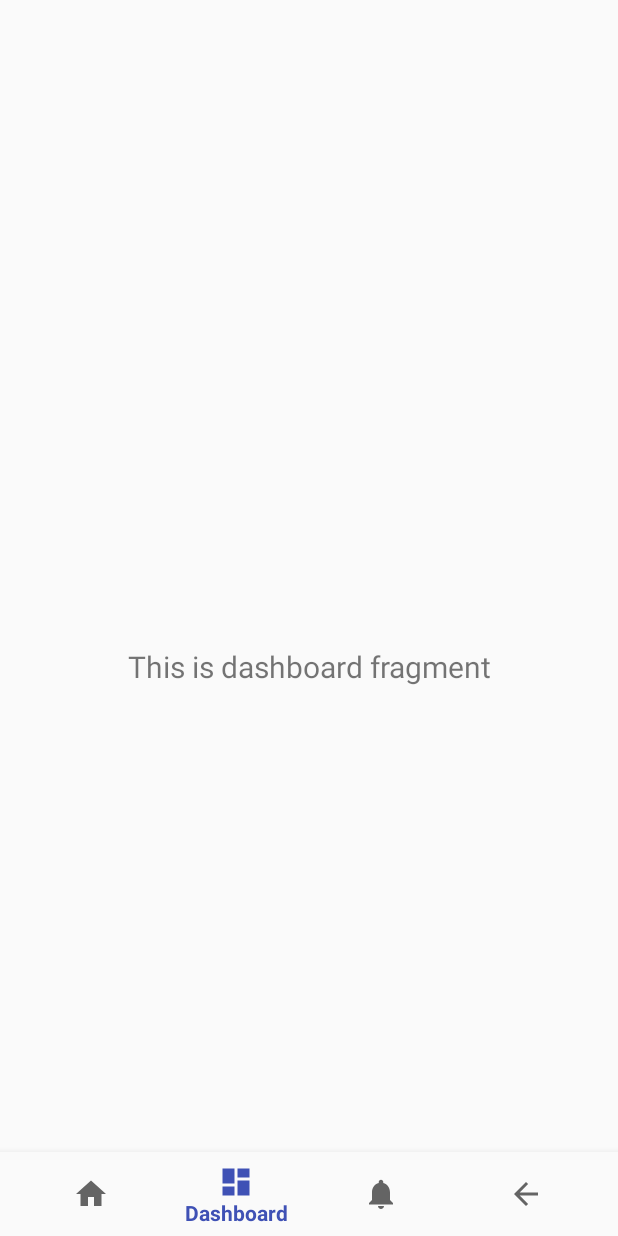
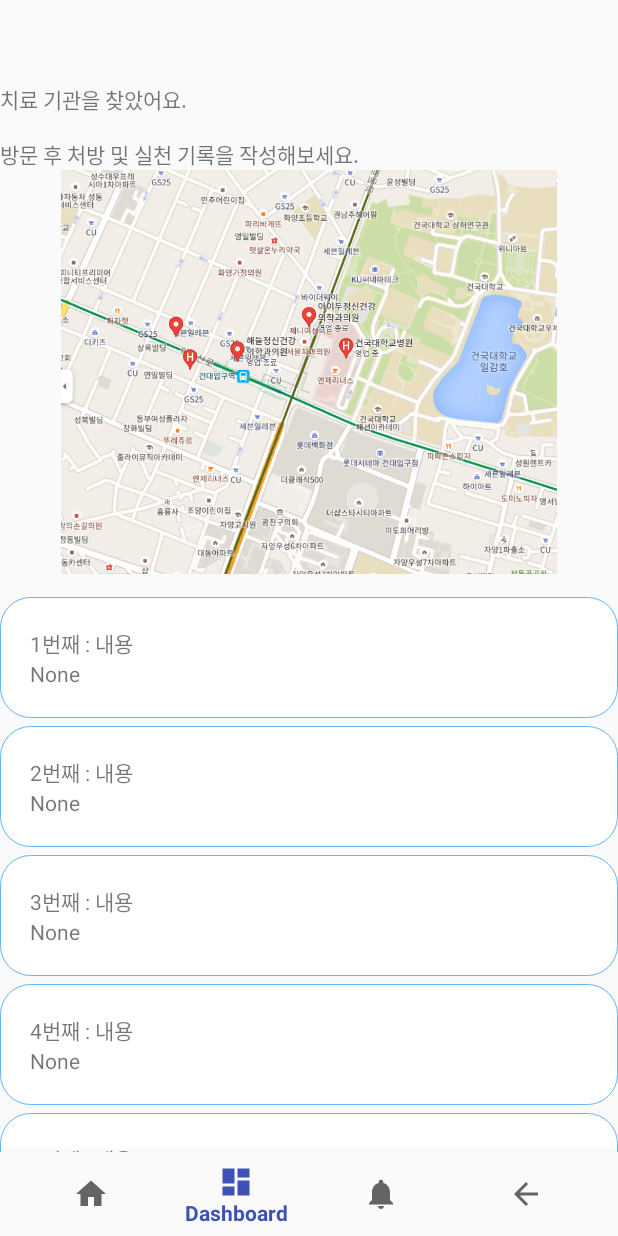
Before and after one commit to pumfit/MindCareApp, an Android app: the DashboardFragment screen opened through its navigation route, on a phone screen of 412 x 824 dp. Run offline under Robolectric (Android 15) with nearby library versions, the phone set to English and light mode, and no system bars; our stand-ins replace navigation-ui.

Commit message:
map fragment

```diff
--- a/app/build.gradle
+++ b/app/build.gradle
@@ -35,4 +35,5 @@
     testImplementation 'junit:junit:4.12'
     androidTestImplementation 'androidx.test.ext:junit:1.1.2'
     androidTestImplementation 'androidx.test.espresso:espresso-core:3.3.0'
+    implementation 'com.google.android.gms:play-services-maps:17.0.0'
 }
--- a/app/src/main/java/com/teamopendata/mindcareapp/ui/dashboard/DashboardFragment.java
+++ b/app/src/main/java/com/teamopendata/mindcareapp/ui/dashboard/DashboardFragment.java
@@ -1,35 +1,47 @@
 package com.teamopendata.mindcareapp.ui.dashboard;
 
 import android.os.Bundle;
+import android.util.Log;
 import android.view.LayoutInflater;
 import android.view.View;
 import android.view.ViewGroup;
-import android.widget.TextView;
 
 import androidx.annotation.NonNull;
-import androidx.annotation.Nullable;
 import androidx.fragment.app.Fragment;
-import androidx.lifecycle.Observer;
 import androidx.lifecycle.ViewModelProviders;
+import androidx.recyclerview.widget.RecyclerView;
 
 import com.teamopendata.mindcareapp.R;
+
+import java.util.ArrayList;
 
 public class DashboardFragment extends Fragment {
 
     private DashboardViewModel dashboardViewModel;
+    private MapListAdapter adapter;
+    private ArrayList<String> arrayList;
 
     public View onCreateView(@NonNull LayoutInflater inflater,
                              ViewGroup container, Bundle savedInstanceState) {
         dashboardViewModel =
                 ViewModelProviders.of(this).get(DashboardViewModel.class);
         View root = inflater.inflate(R.layout.fragment_dashboard, container, false);
-        final TextView textView = root.findViewById(R.id.text_dashboard);
-        dashboardViewModel.getText().observe(getViewLifecycleOwner(), new Observer<String>() {
-            @Override
-            public void onChanged(@Nullable String s) {
-                textView.setText(s);
-            }
-        });
+        final RecyclerView recyclerView = root.findViewById(R.id.recyclerview);
+
+        arrayList = new ArrayList<String>();
+        for(int i=1;i<11;i++)
+        {
+            String str = i+"번째 : 내용";
+            arrayList.add(str);
+
+
+        }
+        for (int i = 0;i<10;i++){
+            Log.d("SENTI","array"+arrayList.get(i));
+        }
+        adapter = new MapListAdapter(arrayList);
+        recyclerView.setAdapter(adapter);
+
         return root;
     }
 }
--- /dev/null
+++ b/app/src/main/java/com/teamopendata/mindcareapp/ui/dashboard/MapListAdapter.java
@@ -0,0 +1,58 @@
+package com.teamopendata.mindcareapp.ui.dashboard;
+
+import android.content.Context;
+import android.view.LayoutInflater;
+import android.view.View;
+import android.view.ViewGroup;
+import android.widget.TextView;
+
+import androidx.annotation.NonNull;
+import androidx.recyclerview.widget.RecyclerView;
+
+import com.teamopendata.mindcareapp.R;
+
+import java.util.ArrayList;
+
+public class MapListAdapter extends RecyclerView.Adapter<MapListAdapter.ViewHolder> {
+
+    private ArrayList<String> arrayList;
+
+    public MapListAdapter(ArrayList<String> list) { arrayList = list; }
+
+    @Override
+    public ViewHolder onCreateViewHolder(@NonNull ViewGroup parent, int viewType) {
+        Context context = parent.getContext();
+        LayoutInflater inflater = (LayoutInflater) context.getSystemService(Context.LAYOUT_INFLATER_SERVICE);
+        View view  = inflater.inflate(R.layout.maplist_item,parent,false);
+        MapListAdapter.ViewHolder viewHolder = new MapListAdapter.ViewHolder(view);
+
+        return viewHolder;
+    }
+
+    public void onBindViewHolder(@NonNull ViewHolder holder, int position) {
+        String text = arrayList.get(position);
+        holder.textView1.setText(text);
+        holder.textView2.setText("None");
+    }
+
+    @Override
+    public int getItemCount() {
+        return arrayList.size();
+    }
+
+    public void setArrayData(String strData) { arrayList.add(strData); }
+
+    public class ViewHolder extends RecyclerView.ViewHolder {
+
+        public TextView textView1;
+        public TextView textView2;
+
+        public ViewHolder(View itemView) {
+            super(itemView);
+            textView1 = itemView.findViewById(R.id.textView);
+            textView2 = itemView.findViewById(R.id.textView2);
+        }
+
+    }
+
+}
--- a/app/src/main/java/com/teamopendata/mindcareapp/ui/setting/SettingFragment.java
+++ b/app/src/main/java/com/teamopendata/mindcareapp/ui/setting/SettingFragment.java
@@ -12,6 +12,7 @@
 import androidx.lifecycle.Observer;
 import androidx.lifecycle.ViewModelProviders;
 
+import com.google.android.gms.maps.GoogleMap;
 import com.teamopendata.mindcareapp.R;
 
 public class SettingFragment extends Fragment {
@@ -24,6 +25,7 @@
                 ViewModelProviders.of(this).get(SettingViewModel.class);
         View root = inflater.inflate(R.layout.fragment_setting, container, false);
         final TextView textView = root.findViewById(R.id.text_setting);
+
         settingViewModel.getText().observe(getViewLifecycleOwner(), new Observer<String>() {
             @Override
             public void onChanged(@Nullable String s) {
--- a/app/src/main/res/layout/fragment_dashboard.xml
+++ b/app/src/main/res/layout/fragment_dashboard.xml
@@ -6,17 +6,32 @@
     android:layout_height="match_parent"
     tools:context=".ui.dashboard.DashboardFragment">
 
-    <TextView
-        android:id="@+id/text_dashboard"
+    <LinearLayout
         android:layout_width="match_parent"
-        android:layout_height="wrap_content"
-        android:layout_marginStart="8dp"
-        android:layout_marginTop="8dp"
-        android:layout_marginEnd="8dp"
-        android:textAlignment="center"
-        android:textSize="20sp"
-        app:layout_constraintBottom_toBottomOf="parent"
-        app:layout_constraintEnd_toEndOf="parent"
-        app:layout_constraintStart_toStartOf="parent"
-        app:layout_constraintTop_toTopOf="parent" />
+        android:layout_height="match_parent"
+        android:orientation="vertical">
+
+        <TextView
+            android:id="@+id/textView4"
+            android:text="@string/map_title"
+            android:layout_width="match_parent"
+            android:layout_height="wrap_content" />
+
+        <ImageView
+            android:id="@+id/imageView"
+            android:layout_width="match_parent"
+            android:layout_height="269dp"
+            android:src="@drawable/map" />
+
+        <androidx.recyclerview.widget.RecyclerView
+            android:id="@+id/recyclerview"
+            android:layout_width="match_parent"
+            android:layout_height="match_parent"
+            android:layout_marginTop="10dp"
+            app:layoutManager="androidx.recyclerview.widget.LinearLayoutManager">
+
+        </androidx.recyclerview.widget.RecyclerView>
+
+    </LinearLayout>
+
 </androidx.constraintlayout.widget.ConstraintLayout>
--- /dev/null
+++ b/app/src/main/res/layout/maplist_item.xml
@@ -0,0 +1,23 @@
+<?xml version="1.0" encoding="utf-8"?>
+<LinearLayout xmlns:android="http://schemas.android.com/apk/res/android"
+    android:background="@drawable/button"
+    android:layout_marginTop="5dp"
+    android:padding="20dp"
+    android:layout_width="match_parent"
+    android:layout_height="wrap_content"
+    android:orientation="vertical">
+
+    <TextView
+        android:id="@+id/textView"
+        android:layout_width="match_parent"
+        android:layout_height="wrap_content"
+        android:layout_weight="1"
+        android:text="TextView" />
+
+    <TextView
+        android:id="@+id/textView2"
+        android:layout_width="match_parent"
+        android:layout_height="wrap_content"
+        android:layout_weight="1"
+        android:text="TextView" />
+</LinearLayout>
--- a/app/src/main/res/values/strings.xml
+++ b/app/src/main/res/values/strings.xml
@@ -10,6 +10,9 @@
     <string name="next">NEXT</string>
     <string name="skip">SKIP</string>
     <string name="start">GOT IT</string>
+
+    <string name="map_title">"치료 기관을 찾았어요.\n
+방문 후 처방 및 실천 기록을 작성해보세요."</string>
 
     <string name="slide_1_title">"관심 키워드를 설정해주세요!"</string>
     <string name="slide_1_desc">"최대 5개 키워드를 선택할 수 있습니다."</string>
```
Also changed, not shown: app/src/main/res/drawable/map.png (added).
